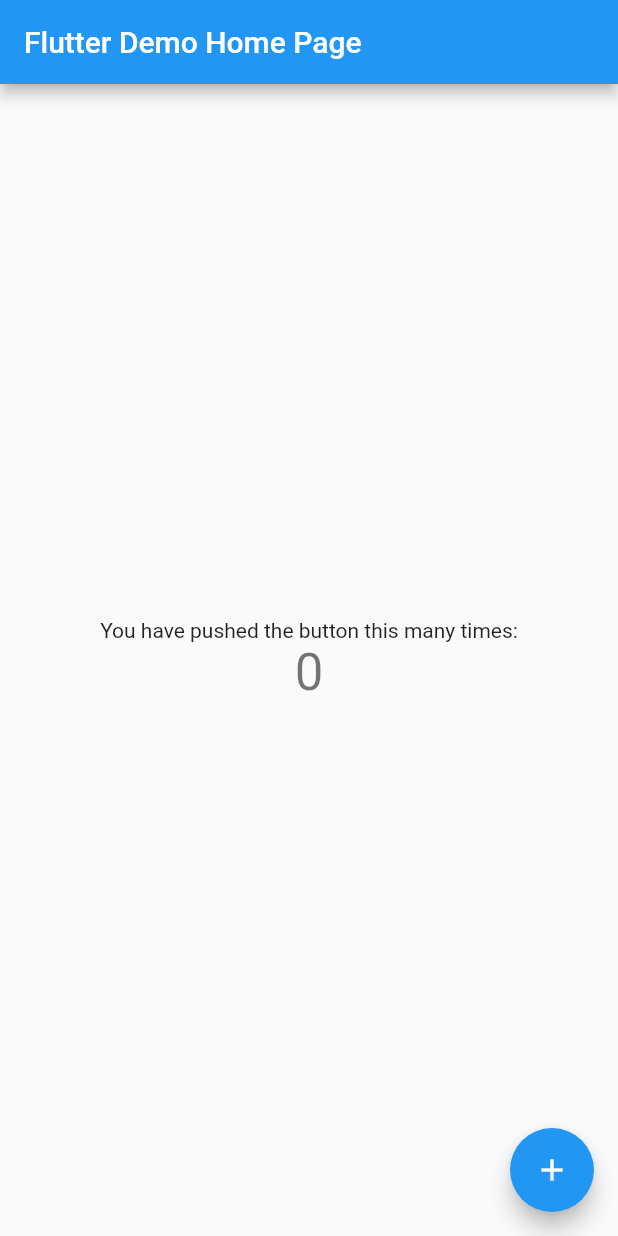
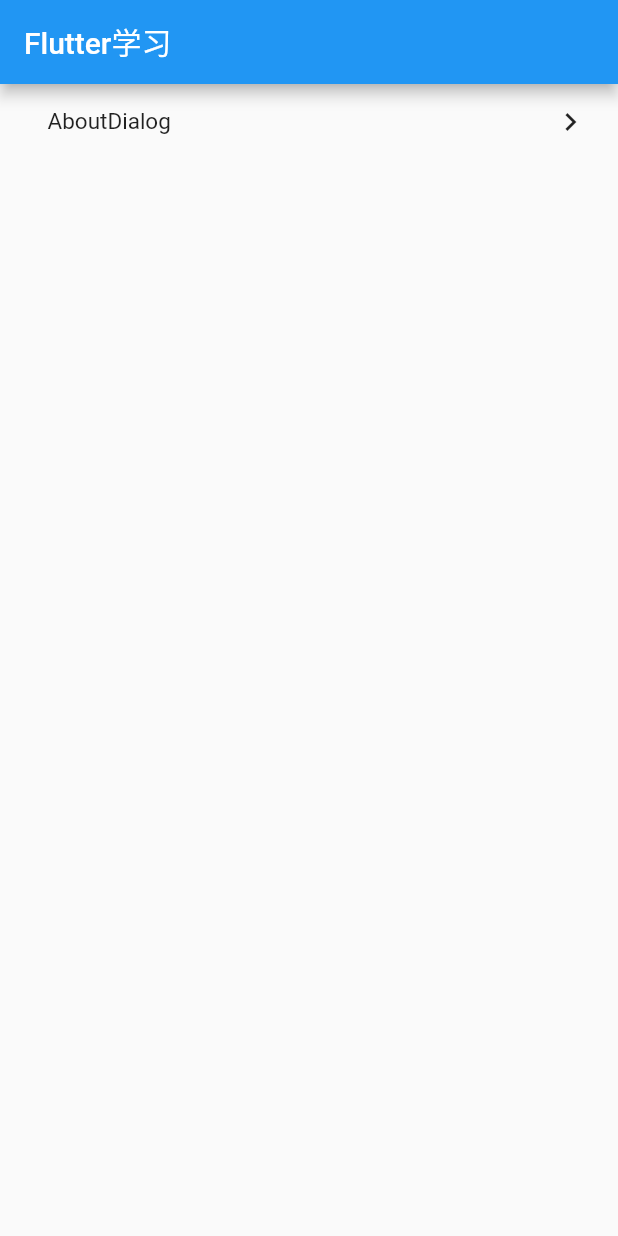
Before and after one commit to wangpeibao/flutter_learn, a Flutter app: the screen it shows after launch, on a phone screen of 412 x 824 dp. Run offline on Flutter 3.47's test engine with Material 2 defaults, Android fonts, the phone set to English and light mode, and no system bars.

Commit message:
AboutDialog

```diff
--- a/lib/main.dart
+++ b/lib/main.dart
@@ -1,4 +1,6 @@
 import 'package:flutter/material.dart';
+import 'package:flutter_learn/pages/learn_aboutdialog.dart';
+import 'package:flutter_localizations/flutter_localizations.dart';
 
 void main() => runApp(MyApp());
 
@@ -7,7 +9,7 @@ class MyApp extends StatelessWidget {
   @override
   Widget build(BuildContext context) {
     return MaterialApp(
-      title: 'Flutter Demo',
+      title: 'Flutter Learn',
       theme: ThemeData(
         // This is the theme of your application.
         //
@@ -20,92 +22,62 @@ class MyApp extends StatelessWidget {
         // is not restarted.
         primarySwatch: Colors.blue,
       ),
-      home: MyHomePage(title: 'Flutter Demo Home Page'),
+      home: Index(),
+      routes: {
+        "/index": (context) => Index(),
+        "/learn_aboutdialog": (context) => MyAboutDialog(),
+      },
+      localizationsDelegates: [
+        //此处
+        GlobalMaterialLocalizations.delegate,
+        GlobalWidgetsLocalizations.delegate,
+      ],
+      supportedLocales: [
+        //此处
+        const Locale('zh', 'CH'),
+        const Locale('en', 'US'),
+      ],
+      locale: Locale("zh"),
     );
   }
 }
 
-class MyHomePage extends StatefulWidget {
-  MyHomePage({Key key, this.title}) : super(key: key);
+class Index extends StatelessWidget {
 
-  // This widget is the home page of your application. It is stateful, meaning
-  // that it has a State object (defined below) that contains fields that affect
-  // how it looks.
-
-  // This class is the configuration for the state. It holds the values (in this
-  // case the title) provided by the parent (in this case the App widget) and
-  // used by the build method of the State. Fields in a Widget subclass are
-  // always marked "final".
-
-  final String title;
-
-  @override
-  _MyHomePageState createState() => _MyHomePageState();
-}
-
-class _MyHomePageState extends State<MyHomePage> {
-  int _counter = 0;
-
-  void _incrementCounter() {
-    setState(() {
-      // This call to setState tells the Flutter framework that something has
-      // changed in this State, which causes it to rerun the build method below
-      // so that the display can reflect the updated values. If we changed
-      // _counter without calling setState(), then the build method would not be
-      // called again, and so nothing would appear to happen.
-      _counter++;
-    });
-  }
+  var items = [
+    {"name": "AboutDialog", "next": "/learn_aboutdialog"}
+  ];
 
   @override
   Widget build(BuildContext context) {
-    // This method is rerun every time setState is called, for instance as done
-    // by the _incrementCounter method above.
-    //
-    // The Flutter framework has been optimized to make rerunning build methods
-    // fast, so that you can just rebuild anything that needs updating rather
-    // than having to individually change instances of widgets.
     return Scaffold(
-      appBar: AppBar(
-        // Here we take the value from the MyHomePage object that was created by
-        // the App.build method, and use it to set our appbar title.
-        title: Text(widget.title),
+      appBar: AppBar(title: Text("Flutter学习")),
+      body: ListView(
+        children: getlist(context),
       ),
-      body: Center(
-        // Center is a layout widget. It takes a single child and positions it
-        // in the middle of the parent.
-        child: Column(
-          // Column is also a layout widget. It takes a list of children and
-          // arranges them vertically. By default, it sizes itself to fit its
-          // children horizontally, and tries to be as tall as its parent.
-          //
-          // Invoke "debug painting" (press "p" in the console, choose the
-          // "Toggle Debug Paint" action from the Flutter Inspector in Android
-          // Studio, or the "Toggle Debug Paint" command in Visual Studio Code)
-          // to see the wireframe for each widget.
-          //
-          // Column has various properties to control how it sizes itself and
-          // how it positions its children. Here we use mainAxisAlignment to
-          // center the children vertically; the main axis here is the vertical
-          // axis because Columns are vertical (the cross axis would be
-          // horizontal).
-          mainAxisAlignment: MainAxisAlignment.center,
-          children: <Widget>[
-            Text(
-              'You have pushed the button this many times:',
-            ),
-            Text(
-              '$_counter',
-              style: Theme.of(context).textTheme.display1,
-            ),
-          ],
-        ),
-      ),
-      floatingActionButton: FloatingActionButton(
-        onPressed: _incrementCounter,
-        tooltip: 'Increment',
-        child: Icon(Icons.add),
-      ), // This trailing comma makes auto-formatting nicer for build methods.
     );
   }
+
+  List<Widget> getlist(BuildContext ctx) {
+    List lists = new List<Widget>();
+    for(int i=0; i < items.length; i++) {
+      lists.add(
+        InkWell(
+          onTap: (){Navigator.pushNamed(ctx, items[i]["next"]);},
+          child: Container(
+            child: Row(
+              children: <Widget>[
+                Spacer(flex: 1,),
+                Expanded(child: Text(items[i]["name"]), flex: 10, ),
+                Expanded(child: Icon(Icons.keyboard_arrow_right), flex: 2),
+              ],
+            ),
+            height: 50,
+          )
+        )
+      );
+    }
+    return lists;
+  }
+
 }
--- /dev/null
+++ b/lib/pages/learn_aboutdialog.dart
@@ -0,0 +1,28 @@
+// 关于页控件
+
+import 'package:flutter/material.dart';
+
+class MyAboutDialog extends StatelessWidget {
+  @override
+  Widget build(BuildContext context) {
+    return Scaffold(
+      appBar: AppBar(title: Text("关于页"),),
+      body: RaisedButton(
+        onPressed: () {
+          showAboutDialog(
+              context: context,
+              applicationName: "学习中",
+              applicationVersion: "v1.0.0",
+              applicationLegalese: "啥也没有",
+              applicationIcon: Image.asset("assets/images/kong-logo.png"),
+              children: <Widget>[
+                Text("1"),
+                Text("2")
+              ]
+          );
+        },
+        child: Text("打开关于页"),
+      )
+    );
+  }
+}
```
Also changed, not shown: pubspec.yaml (+4 -3 lines), assets/images/kong-logo.png (added), pubspec.lock.
